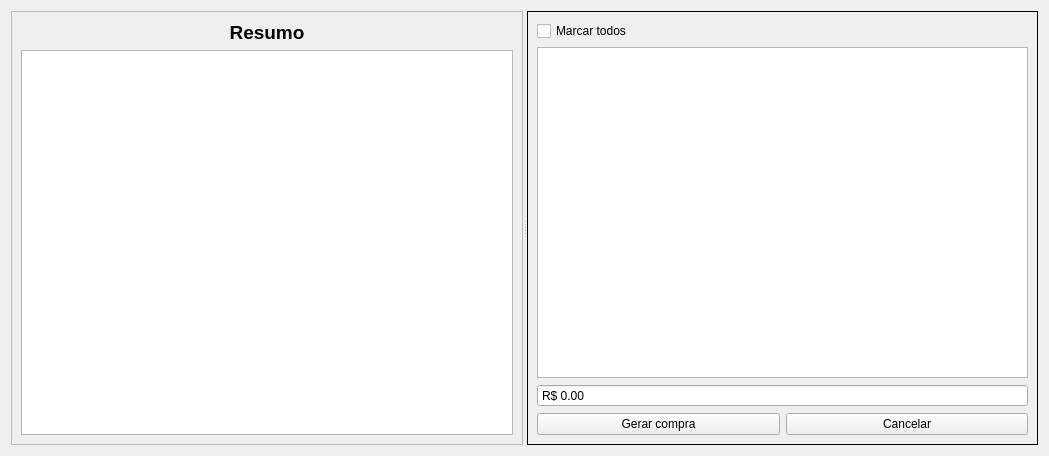
Before: the Qt Designer form ui/widgetcompragerar.ui in darktorres/ERP-STACCATO, drawn with Qt 5.
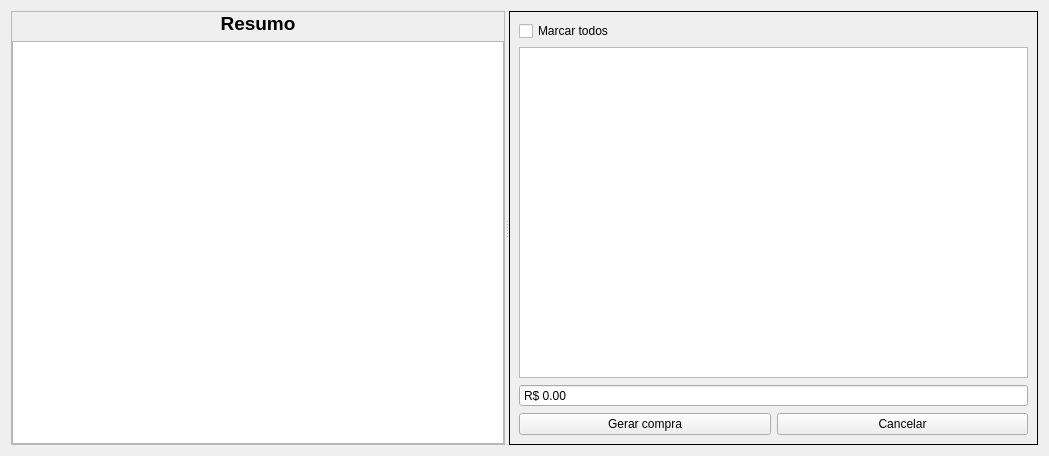
After: the same form once the commit is applied. Custom widgets are drawn as their Qt base class.

```diff
--- a/ui/widgetcompragerar.ui
+++ b/ui/widgetcompragerar.ui
@@ -27,6 +27,18 @@
        <enum>QFrame::Raised</enum>
       </property>
       <layout class="QGridLayout" name="gridLayout_7">
+       <property name="leftMargin">
+        <number>0</number>
+       </property>
+       <property name="topMargin">
+        <number>0</number>
+       </property>
+       <property name="rightMargin">
+        <number>0</number>
+       </property>
+       <property name="bottomMargin">
+        <number>0</number>
+       </property>
        <item row="0" column="0">
         <widget class="QLabel" name="labelCompras_10">
          <property name="font">
@@ -76,17 +88,6 @@
        <enum>QFrame::Plain</enum>
       </property>
       <layout class="QGridLayout" name="gridLayout_2">
-       <item row="0" column="0" colspan="2">
-        <layout class="QVBoxLayout" name="verticalLayout">
-         <item>
-          <widget class="QCheckBox" name="checkBoxMarcarTodos">
-           <property name="text">
-            <string>Marcar todos</string>
-           </property>
-          </widget>
-         </item>
-        </layout>
-       </item>
        <item row="1" column="0" colspan="2">
         <widget class="TableView" name="tableProdutos">
          <property name="mouseTracking">
@@ -142,6 +143,13 @@
          </property>
         </widget>
        </item>
+       <item row="0" column="0" colspan="2">
+        <widget class="QCheckBox" name="checkBoxMarcarTodos">
+         <property name="text">
+          <string>Marcar todos</string>
+         </property>
+        </widget>
+       </item>
       </layout>
      </widget>
     </widget>
```
